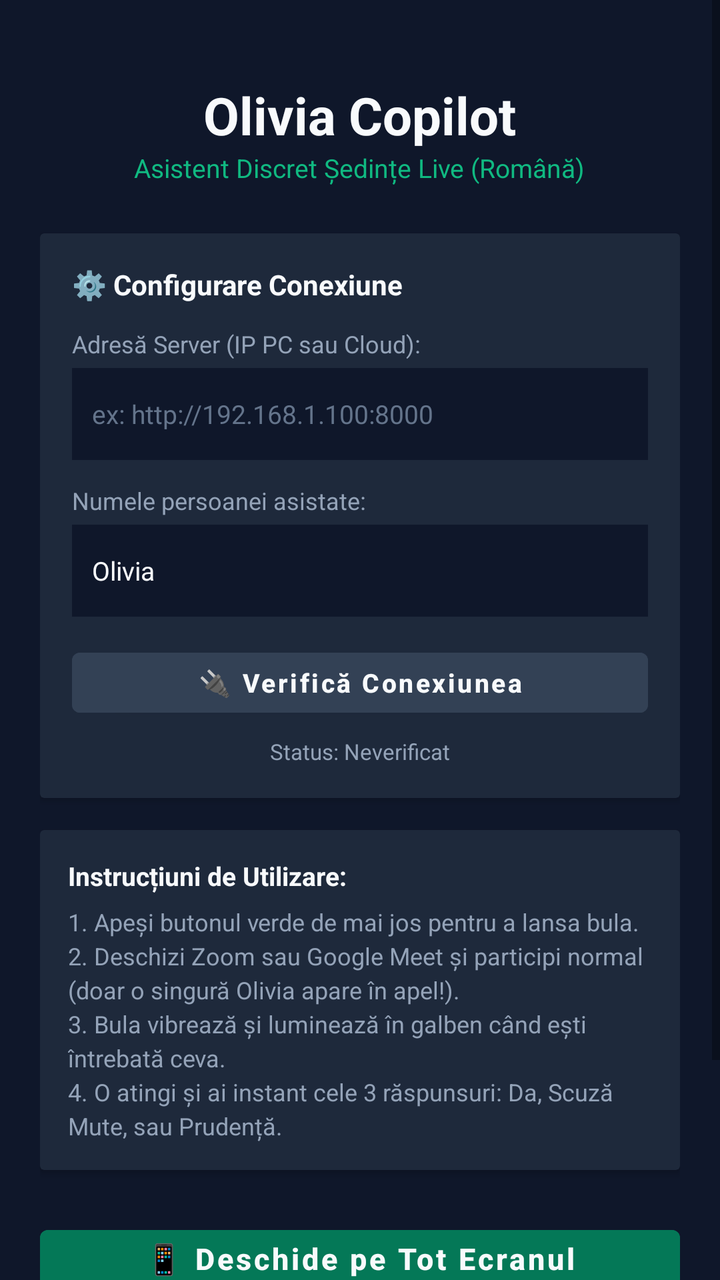
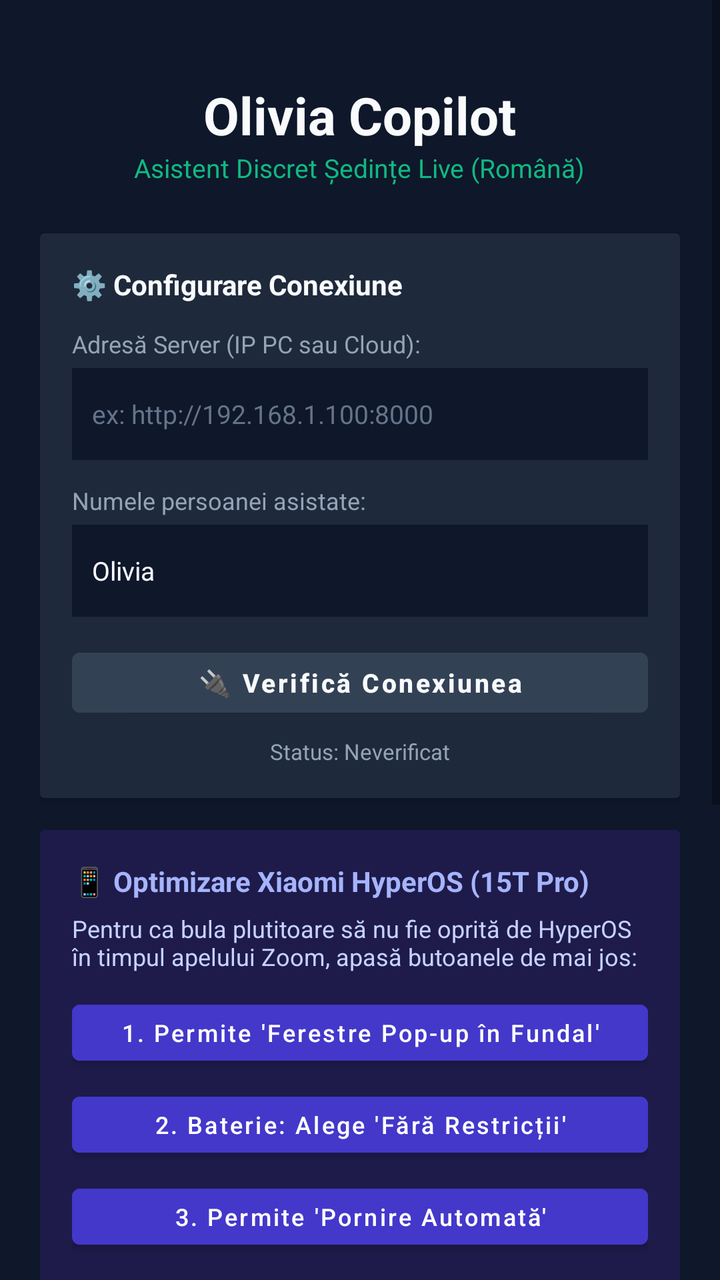

Compare the two renders of this Android layout. The source of the first and the diff that turns it into the second are given below.
<!-- AndroidManifest.xml: application theme Theme.OliviaCopilot -->
<!-- res/layout/activity_main.xml -->
<?xml version="1.0" encoding="utf-8"?>
<ScrollView xmlns:android="http://schemas.android.com/apk/res/android"
    android:layout_width="match_parent"
    android:layout_height="match_parent"
    android:background="@color/bg_dark"
    android:fillViewport="true">

    <LinearLayout
        android:layout_width="match_parent"
        android:layout_height="wrap_content"
        android:orientation="vertical"
        android:padding="20dp"
        android:gravity="center_horizontal">

        <TextView
            android:layout_width="wrap_content"
            android:layout_height="wrap_content"
            android:text="Olivia Copilot"
            android:textColor="@color/text_white"
            android:textSize="26sp"
            android:textStyle="bold"
            android:layout_marginTop="20dp" />

        <TextView
            android:layout_width="wrap_content"
            android:layout_height="wrap_content"
            android:text="Asistent Discret Ședințe Live (Română)"
            android:textColor="@color/emerald_500"
            android:textSize="13sp"
            android:layout_marginBottom="24dp" />

        
        <androidx.cardview.widget.CardView
            android:layout_width="match_parent"
            android:layout_height="wrap_content"
            android:backgroundTint="@color/card_dark"
            android:layout_marginBottom="16dp">

            <LinearLayout
                android:layout_width="match_parent"
                android:layout_height="wrap_content"
                android:orientation="vertical"
                android:padding="16dp">

                <TextView
                    android:layout_width="wrap_content"
                    android:layout_height="wrap_content"
                    android:text="⚙️ Configurare Conexiune"
                    android:textColor="@color/text_white"
                    android:textStyle="bold"
                    android:textSize="14sp"
                    android:layout_marginBottom="12dp"/>

                <TextView
                    android:layout_width="wrap_content"
                    android:layout_height="wrap_content"
                    android:text="Adresă Server (IP PC sau Cloud):"
                    android:textColor="@color/text_muted"
                    android:textSize="12sp"
                    android:layout_marginBottom="4dp"/>

                <EditText
                    android:id="@+id/editServerUrl"
                    android:layout_width="match_parent"
                    android:layout_height="46dp"
                    android:background="#0F172A"
                    android:textColor="@color/text_white"
                    android:padding="10dp"
                    android:textSize="13sp"
                    android:hint="ex: http://192.168.1.100:8000"
                    android:textColorHint="#64748B"
                    android:inputType="textUri"
                    android:layout_marginBottom="12dp"/>

                <TextView
                    android:layout_width="wrap_content"
                    android:layout_height="wrap_content"
                    android:text="Numele persoanei asistate:"
                    android:textColor="@color/text_muted"
                    android:textSize="12sp"
                    android:layout_marginBottom="4dp"/>

                <EditText
                    android:id="@+id/editTargetName"
                    android:layout_width="match_parent"
                    android:layout_height="46dp"
                    android:background="#0F172A"
                    android:textColor="@color/text_white"
                    android:padding="10dp"
                    android:textSize="13sp"
                    android:text="Olivia"
                    android:inputType="textPersonName"
                    android:layout_marginBottom="12dp"/>

                <Button
                    android:id="@+id/btnTestConnection"
                    android:layout_width="match_parent"
                    android:layout_height="42dp"
                    android:text="🔌 Verifică Conexiunea"
                    android:textAllCaps="false"
                    android:backgroundTint="#334155"
                    android:textColor="@color/text_white"
                    android:textSize="13sp"
                    android:textStyle="bold"/>

                <TextView
                    android:id="@+id/txtConnectionStatus"
                    android:layout_width="wrap_content"
                    android:layout_height="wrap_content"
                    android:text="Status: Neverificat"
                    android:textColor="@color/text_muted"
                    android:textSize="11sp"
                    android:layout_gravity="center_horizontal"
                    android:layout_marginTop="6dp"/>
            </LinearLayout>
        </androidx.cardview.widget.CardView>

        
        <androidx.cardview.widget.CardView
            android:layout_width="match_parent"
            android:layout_height="wrap_content"
            android:backgroundTint="@color/card_dark"
            android:layout_marginBottom="24dp">

            <LinearLayout
                android:layout_width="match_parent"
                android:layout_height="wrap_content"
                android:orientation="vertical"
                android:padding="14dp">

                <TextView
                    android:layout_width="wrap_content"
                    android:layout_height="wrap_content"
                    android:text="Instrucțiuni de Utilizare:"
                    android:textColor="@color/text_white"
                    android:textStyle="bold"
                    android:textSize="13sp"
                    android:layout_marginBottom="6dp"/>

                <TextView
                    android:layout_width="wrap_content"
                    android:layout_height="wrap_content"
                    android:text="1. Apeși butonul verde de mai jos pentru a lansa bula.\n2. Deschizi Zoom sau Google Meet și participi normal (doar o singură Olivia apare în apel!).\n3. Bula vibrează și luminează în galben când ești întrebată ceva.\n4. O atingi și ai instant cele 3 răspunsuri: Da, Scuză Mute, sau Prudență."
                    android:textColor="@color/text_muted"
                    android:textSize="12sp"
                    android:lineSpacingExtra="3dp"/>
            </LinearLayout>
        </androidx.cardview.widget.CardView>

        
        <Button
            android:id="@+id/btnOpenFullscreen"
            android:layout_width="match_parent"
            android:layout_height="56dp"
            android:text="📱 Deschide pe Tot Ecranul (Recomandat)"
            android:textAllCaps="false"
            android:backgroundTint="#047857"
            android:textColor="@color/text_white"
            android:textSize="15sp"
            android:textStyle="bold"
            android:layout_marginBottom="12dp"/>

        <Button
            android:id="@+id/btnToggleService"
            android:layout_width="match_parent"
            android:layout_height="52dp"
            android:text="🫧 Lansează Bula Plutitoare (Peste Zoom)"
            android:textAllCaps="false"
            android:backgroundTint="#1E293B"
            android:textColor="@color/text_white"
            android:textSize="14sp"
            android:textStyle="bold"
            android:layout_marginBottom="24dp"/>

    </LinearLayout>
</ScrollView>
<!-- resources referenced by this layout -->
<resources>
  <color name="bg_dark">#0F172A</color>
  <color name="card_dark">#1E293B</color>
  <color name="emerald_500">#10B981</color>
  <color name="text_muted">#94A3B8</color>
  <color name="text_white">#F8FAFC</color>
  <style name="Theme.OliviaCopilot" parent="Theme.MaterialComponents.DayNight.NoActionBar">
          <item name="colorPrimary">@color/emerald_500</item>
          <item name="colorPrimaryVariant">@color/emerald_600</item>
          <item name="colorOnPrimary">@color/text_white</item>
          <item name="android:statusBarColor">@color/bg_dark</item>
          <item name="android:windowBackground">@color/bg_dark</item>
      </style>
  <color name="emerald_600">#059669</color>
</resources>

<!-- the commit's change to res/layout/activity_main.xml (unified diff, before → after) -->
@@ -112,6 +112,71 @@
                     android:textSize="11sp"
                     android:layout_gravity="center_horizontal"
                     android:layout_marginTop="6dp"/>
+            </LinearLayout>
+        </androidx.cardview.widget.CardView>
+
+        
+        <androidx.cardview.widget.CardView
+            android:id="@+id/cardXiaomiSettings"
+            android:layout_width="match_parent"
+            android:layout_height="wrap_content"
+            android:backgroundTint="#1E1B4B"
+            android:layout_marginBottom="16dp">
+
+            <LinearLayout
+                android:layout_width="match_parent"
+                android:layout_height="wrap_content"
+                android:orientation="vertical"
+                android:padding="16dp">
+
+                <TextView
+                    android:layout_width="wrap_content"
+                    android:layout_height="wrap_content"
+                    android:text="📱 Optimizare Xiaomi HyperOS (15T Pro)"
+                    android:textColor="#A5B4FC"
+                    android:textStyle="bold"
+                    android:textSize="14sp"
+                    android:layout_marginBottom="6dp"/>
+
+                <TextView
+                    android:layout_width="wrap_content"
+                    android:layout_height="wrap_content"
+                    android:text="Pentru ca bula plutitoare să nu fie oprită de HyperOS în timpul apelului Zoom, apasă butoanele de mai jos:"
+                    android:textColor="#C7D2FE"
+                    android:textSize="12sp"
+                    android:layout_marginBottom="10dp"/>
+
+                <Button
+                    android:id="@+id/btnXiaomiPopup"
+                    android:layout_width="match_parent"
+                    android:layout_height="40dp"
+                    android:text="1. Permite 'Ferestre Pop-up în Fundal'"
+                    android:textAllCaps="false"
+                    android:backgroundTint="#4338CA"
+                    android:textColor="#FFFFFF"
+                    android:textSize="12sp"
+                    android:layout_marginBottom="6dp"/>
+
+                <Button
+                    android:id="@+id/btnXiaomiBattery"
+                    android:layout_width="match_parent"
+                    android:layout_height="40dp"
+                    android:text="2. Baterie: Alege 'Fără Restricții'"
+                    android:textAllCaps="false"
+                    android:backgroundTint="#4338CA"
+                    android:textColor="#FFFFFF"
+                    android:textSize="12sp"
+                    android:layout_marginBottom="6dp"/>
+
+                <Button
+                    android:id="@+id/btnXiaomiAutostart"
+                    android:layout_width="match_parent"
+                    android:layout_height="40dp"
+                    android:text="3. Permite 'Pornire Automată'"
+                    android:textAllCaps="false"
+                    android:backgroundTint="#4338CA"
+                    android:textColor="#FFFFFF"
+                    android:textSize="12sp"/>
             </LinearLayout>
         </androidx.cardview.widget.CardView>
 
